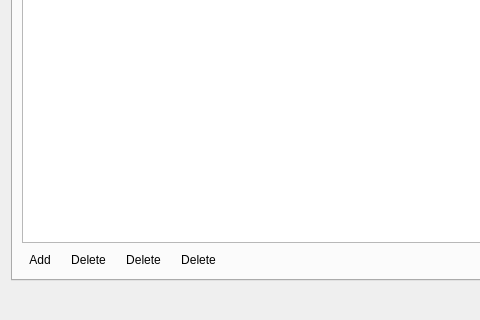
Above: src/editor/nodepropertiesdialog.ui from timbaker/scripted before the change; both pictures show x 0 to 480 and y 119 to 439 of the 641 by 439 pixel window. Below: the same form after it.
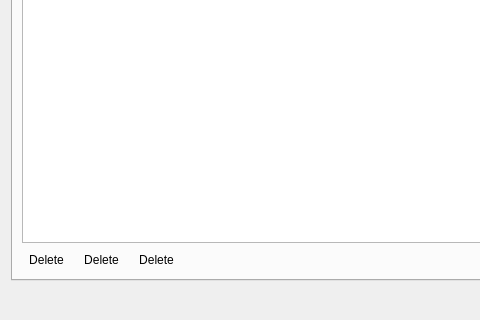
That is the form after the change. The open tabs and pages were chosen to show the change. Icons and pictures are not drawn. Custom widgets are drawn as their Qt base class.

Commit message: Added context menu for NodeItem, plus UI polishing.

The edit to the form file:
```diff
--- a/src/editor/nodepropertiesdialog.ui
+++ b/src/editor/nodepropertiesdialog.ui
@@ -120,20 +120,6 @@
        </item>
        <item row="2" column="0">
         <layout class="QHBoxLayout" name="horizontalLayout">
-         <item>
-          <widget class="QToolButton" name="addCxn">
-           <property name="text">
-            <string>Add</string>
-           </property>
-           <property name="icon">
-            <iconset resource="editor.qrc">
-             <normaloff>:/images/22x22/add.png</normaloff>:/images/22x22/add.png</iconset>
-           </property>
-           <property name="autoRaise">
-            <bool>true</bool>
-           </property>
-          </widget>
-         </item>
          <item>
           <widget class="QToolButton" name="moveCxnUp">
            <property name="text">
```
The commit also changes 7 other files.
